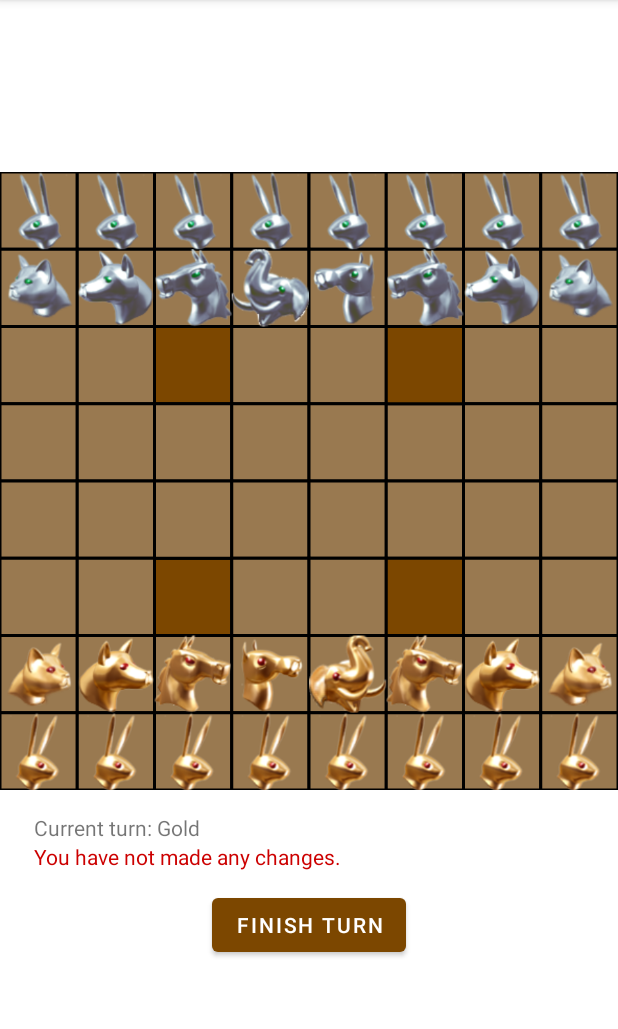
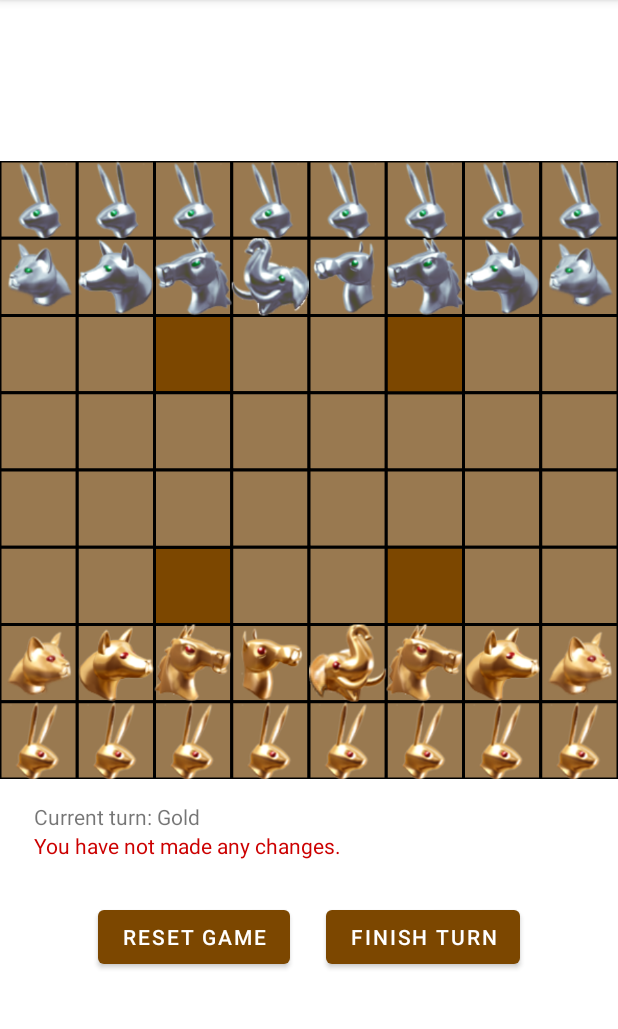
Before and after one commit to Abd-Alrahman-Alahmar/Arimaa-Game, an Android app: the screen it shows after launch (MainActivity), after a tap on "FINISH TURN", on a phone screen of 412 x 824 dp, the part 84-1113 px from its top. Run offline under Robolectric (Android 15) with nearby library versions, the phone set to English and light mode, and no system bars.

Commit message:
Adding Reset Button Functionality
Signed-off-by: Abd Alrahman Alahmar <abdalrahman.alahmar@student.griffith.ie>

```diff
--- a/app/src/main/java/com/example/assignment2/MainActivity.kt
+++ b/app/src/main/java/com/example/assignment2/MainActivity.kt
@@ -10,38 +10,42 @@ import androidx.appcompat.app.AlertDialog
 
 class MainActivity : AppCompatActivity(),ArimaaDelegate {
 
-    private var arimaaGame: ArimaaGame? = null
+    private lateinit var arimaaGame: ArimaaGame
     private lateinit var finishTurnButton: Button
+    private lateinit var resetButton: Button
     private lateinit var currentPlayer: TextView
     private lateinit var error: TextView
-    private  var customView: CustomView? = null
+    private lateinit var customView: CustomView
 
     override fun onCreate(savedInstanceState: Bundle?) {
         super.onCreate(savedInstanceState)
         setContentView(R.layout.activity_main)
 
         currentPlayer = findViewById<TextView>(R.id.currentPlayer)
+        resetButton = findViewById<Button>(R.id.reset_button)
         error = findViewById<TextView>(R.id.error)
         finishTurnButton = findViewById<Button>(R.id.finish_button)
-       customView = findViewById<CustomView>(R.id.custom_view)
+        customView = findViewById<CustomView>(R.id.custom_view)
+
 
         arimaaGame = ArimaaGame(this)
-        customView!!.Start(arimaaGame)
+        customView.Start(arimaaGame)
         endTurn(true)
 
+        finishTurnButton.setOnClickListener{
+            arimaaGame.finishTurn()
+        }
 
-
-        finishTurnButton.setOnClickListener{
-            arimaaGame!!.finishTurn()
+        resetButton.setOnClickListener{
+            arimaaGame = ArimaaGame(this)
+            customView.Start(arimaaGame)
+            endTurn(true)
         }
     }
 
+
     override fun endTurn(goldPlayer: Boolean) {
 
-        if (arimaaGame == null) {
-            currentPlayer.text = null
-            return
-        }
         val current = if (goldPlayer) "Gold" else "Silver"
         error.text = (null)
         currentPlayer.text = ("Current turn: $current")
@@ -53,7 +57,7 @@ class MainActivity : AppCompatActivity(),ArimaaDelegate {
 
 
     override fun updateBoard() {
-        customView!!.invalidate()
+        customView.invalidate()
     }
 
     override fun showMessage(message: String?) {
--- a/app/src/main/res/layout/activity_main.xml
+++ b/app/src/main/res/layout/activity_main.xml
@@ -31,10 +31,25 @@
         android:textColor="@android:color/holo_red_dark"
          />
 
+    <LinearLayout
+        android:layout_width="match_parent"
+        android:layout_height="wrap_content"
+        android:layout_marginTop="15dp"
+        android:gravity="center">
+
+    <Button
+        android:id="@+id/reset_button"
+        android:layout_width="wrap_content"
+        android:layout_height="wrap_content"
+        android:layout_margin="12dp"
+        android:text="Reset Game"/>
+
     <Button
         android:id="@+id/finish_button"
         android:layout_width="wrap_content"
         android:layout_height="wrap_content"
         android:layout_margin="12dp"
         android:text="Finish Turn"/>
+    </LinearLayout>
+
 </LinearLayout>
```
